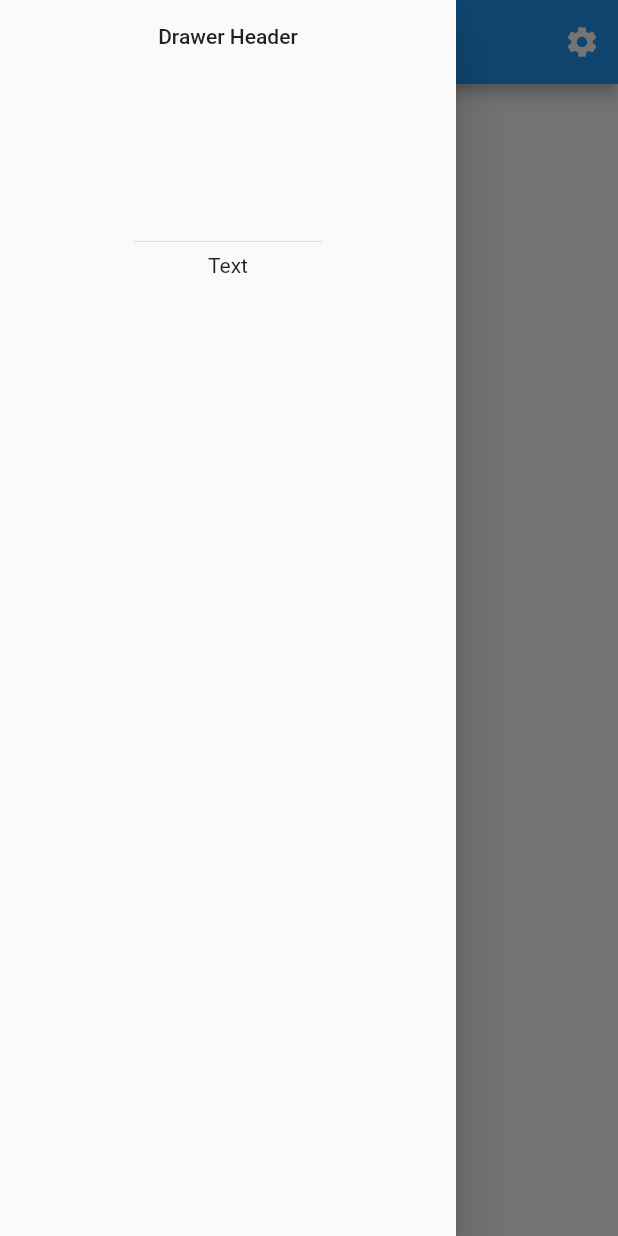
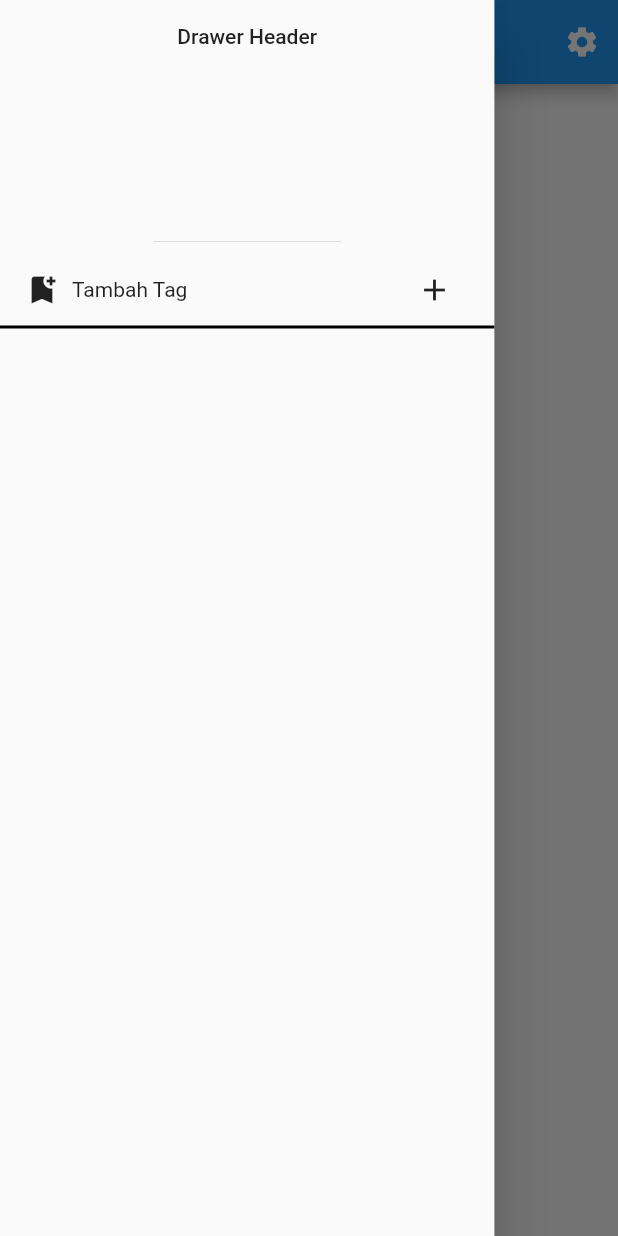
Before and after one commit to DickyArya01/memo_me, a Flutter app: the screen it shows after launch, with the side drawer open, on a phone screen of 412 x 824 dp. Run offline on Flutter 3.47's test engine with Material 2 defaults, Android fonts, the phone set to English and light mode, and no system bars; our stand-ins replace flutter_native_splash.

Commit message:
modified drawer, list drawer with dynamic data, add function to pop up dialog and form

```diff
--- a/lib/constant.dart
+++ b/lib/constant.dart
@@ -1,15 +1,34 @@
 import 'package:flutter/material.dart';
 
+//routes
 String appTitle = 'memo me';
 String home = '/';
 String settings = '/settings';
 
-double getScreenHeight(BuildContext context) {
-  double value = MediaQuery.of(context).size.height;
+//constant value
+String addTagText = "Tambah Tag";
+String addTagHintText = "Masukkan Tag baru";
+
+//device width/height
+double getScreenHeight(BuildContext context, double multiple) {
+  double value = MediaQuery.of(context).size.height * multiple;
   return value;
 }
 
-double getScreenWidth(BuildContext context) {
-  double value = MediaQuery.of(context).size.width;
+double getScreenWidth(BuildContext context, double multiple) {
+  double value = MediaQuery.of(context).size.width * multiple;
   return value;
 }
+
+//constant widget
+Widget divider() {
+  return Divider(
+    height: 2,
+    thickness: 2,
+    color: black,
+  );
+}
+
+//color
+Color black = Colors.black;
+Color red = Colors.red;
--- /dev/null
+++ b/lib/data/data.dart
@@ -0,0 +1,9 @@
+class Tag {
+  int id;
+  String tag;
+  String uniqueId;
+
+  Tag({required this.id, required this.tag, required this.uniqueId});
+}
+
+List<Tag> list = [];
--- a/lib/page/home.dart
+++ b/lib/page/home.dart
@@ -1,7 +1,6 @@
 import 'package:flutter/material.dart';
-import 'package:flutter/src/widgets/container.dart';
-import 'package:flutter/src/widgets/framework.dart';
 import 'package:flutter_native_splash/flutter_native_splash.dart';
+import 'package:memo_me/data/data.dart';
 import 'package:memo_me/constant.dart';
 
 class HomePage extends StatefulWidget {
@@ -12,6 +11,8 @@ class HomePage extends StatefulWidget {
 }
 
 class _HomePageState extends State<HomePage> {
+  final TextEditingController _controller = TextEditingController();
+
   @override
   void initState() {
     // TODO: implement initState
@@ -35,26 +36,110 @@ class _HomePageState extends State<HomePage> {
     );
   }
 
-  Drawer drawerView() {
-    return Drawer(
+  Widget drawerView() {
+    return Container(
+      width: getScreenWidth(context, 0.8),
+      child: Drawer(
         child: Column(
           children: [
             DrawerHeader(
               child: Text("Drawer Header"),
             ),
-          Expanded(
+            addTag(),
+            listTag(),
+          ],
+        ),
+      ),
+    );
+  }
+
+  Widget listTag() {
+    return Expanded(
       child: ListView.builder(
-              itemCount: 1,
+        padding: const EdgeInsets.only(top: 8),
+        itemCount: list.length,
         itemBuilder: (context, index) {
-                return Center(
-                  child: Text("Text"),
+          return Container(
+            margin: const EdgeInsets.only(right: 8, bottom: 8),
+            padding: const EdgeInsets.only(left: 16),
+            height: 48,
+            child: Row(
+              children: [
+                Padding(
+                  padding: EdgeInsets.all(8.0),
+                  child: Icon(Icons.bookmark),
+                ),
+                Text(list[index].tag)
+              ],
+            ),
           );
         },
       ),
-          )
+    );
+  }
+
+  Widget addTag() {
+    return Column(
+      children: [
+        Container(
+          padding: const EdgeInsets.symmetric(horizontal: 16),
+          child: Row(
+            mainAxisAlignment: MainAxisAlignment.spaceBetween,
+            children: [
+              Row(
+                children: [
+                  const Padding(
+                    padding: EdgeInsets.only(right: 8.0),
+                    child: Icon(Icons.bookmark_add),
+                  ),
+                  Text(addTagText),
                 ],
               ),
+              IconButton(
+                  onPressed: () => showDialog(
+                        context: context,
+                        builder: (context) => AlertDialog(
+                          title: Text("Tambahkan Tag"),
+                          content: Column(
+                            mainAxisSize: MainAxisSize.min,
+                            children: [
+                              Form(
+                                  child: Column(
+                                children: [
+                                  TextField(
+                                    controller: _controller,
+                                    autocorrect: true,
+                                    autofocus: false,
+                                    enableInteractiveSelection: true,
+                                    decoration: InputDecoration(
+                                        hintText: addTagHintText),
+                                    onSubmitted: (value) {
+                                      submitTag(value, "1");
+                                    },
+                                  ),
+                                  ElevatedButton(
+                                      onPressed: () {
+                                        submitTag(_controller.text, "1");
+                                      },
+                                      child: Text("Add tag"))
+                                ],
+                              ))
+                            ],
+                          ),
+                        ),
+                      ),
+                  icon: const Icon(Icons.add))
+            ],
+          ),
+        ),
+        divider()
+      ],
     );
+  }
+
+  void submitTag(String tag, String uniqueId) {
+    Tag newTag = Tag(id: 1, tag: tag, uniqueId: uniqueId);
+    list.add(newTag);
   }
 
   Widget bodyView() {
--- a/pubspec.yaml
+++ b/pubspec.yaml
@@ -30,7 +30,8 @@ dependencies:
   flutter:
     sdk: flutter
   flutter_native_splash: ^2.2.12
-
+  sqflite: ^2.2.0+2
+  intl: ^0.17.0
   # The following adds the Cupertino Icons font to your application.
   # Use with the CupertinoIcons class for iOS style icons.
   cupertino_icons: ^1.0.2
```
Also changed, not shown: pubspec.lock, 1 other file. Lines whose indentation alone changed are shown as unchanged.
